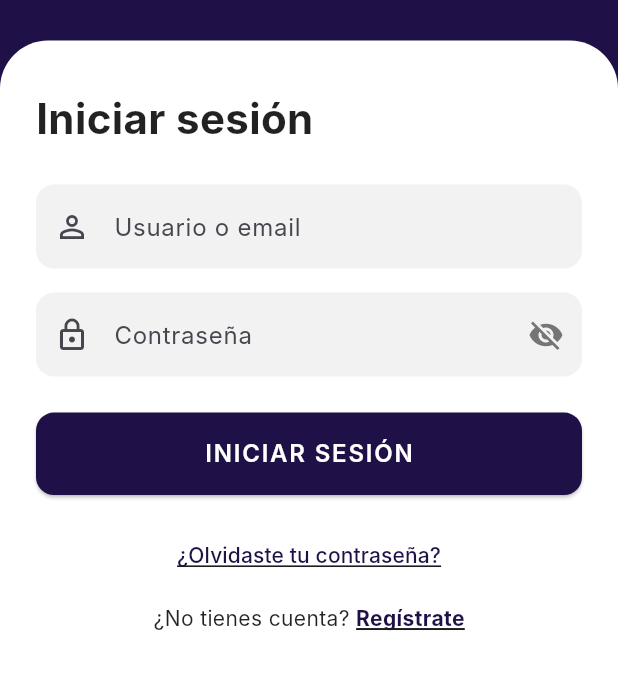
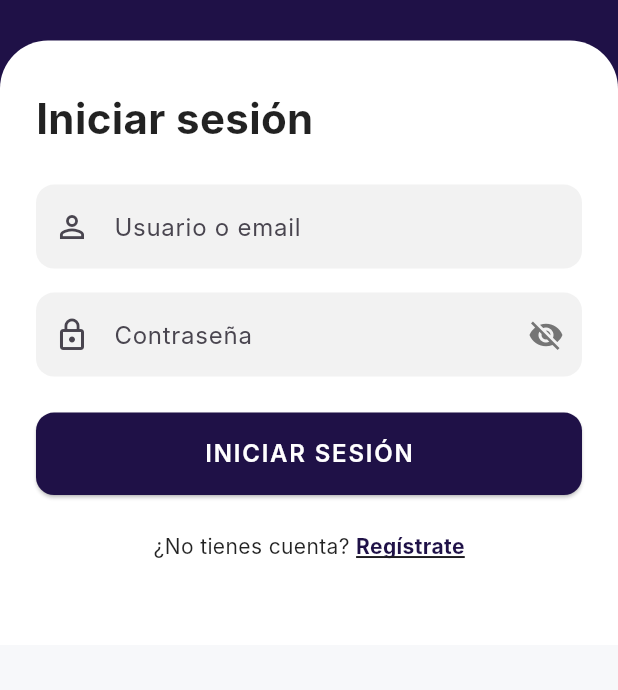
Before and after one commit to jaestrada40/car_dealership_app, a Flutter app: the screen it shows after launch, on a phone screen of 412 x 824 dp, the part 344-1034 px from its top. Run offline on Flutter 3.47's test engine with Material 3 defaults, Android fonts, the phone set to English and light mode, and no system bars; our stand-ins replace flutter_dotenv, flutter_native_splash, image_picker, shared_preferences; accounts and stored records are empty; Roboto replaces fonts that are missing (Inter); project files that could hold a hidden picture were left out.

Commit message:
Se quito el olvide contraseña

```diff
--- a/lib/screens/login_screen.dart
+++ b/lib/screens/login_screen.dart
@@ -186,20 +186,20 @@ class _LoginScreenState extends State<LoginScreen> {
 
                   const SizedBox(height: 16),
 
-                  // Enlace "¿Olvidaste tu contraseña?"
-                  TextButton(
-                    onPressed: () {
-                      // TODO: Navegar a pantalla de recuperación
-                    },
-                    child: const Text(
-                      '¿Olvidaste tu contraseña?',
-                      style: TextStyle(
-                        color: Color(0xFF1F1147),
-                        fontSize: 14,
-                        decoration: TextDecoration.underline,
-                      ),
-                    ),
-                  ),
+                  // // Enlace "¿Olvidaste tu contraseña?"
+                  // TextButton(
+                  //   onPressed: () {
+                  //     // TODO: Navegar a pantalla de recuperación
+                  //   },
+                  //   child: const Text(
+                  //     '¿Olvidaste tu contraseña?',
+                  //     style: TextStyle(
+                  //       color: Color(0xFF1F1147),
+                  //       fontSize: 14,
+                  //       decoration: TextDecoration.underline,
+                  //     ),
+                  //   ),
+                  // ),
 
                   const SizedBox(height: 8),
 
```
